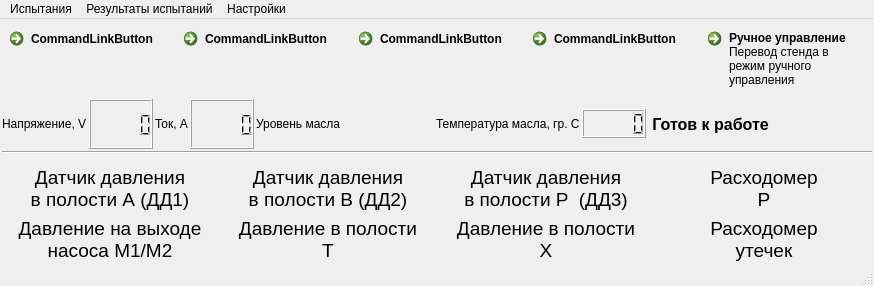
Before: the Qt Designer form mainwindow.ui in firef0xff/SSHGS01, drawn with Qt 5.
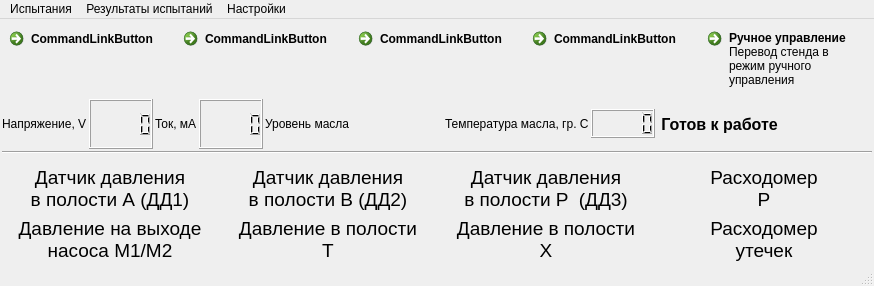
After: the same form once the commit is applied.

```diff
--- a/mainwindow.ui
+++ b/mainwindow.ui
@@ -142,7 +142,7 @@
       <item>
        <widget class="QLabel" name="label_4">
         <property name="text">
-         <string>Ток, А</string>
+         <string>Ток, мА</string>
         </property>
        </widget>
       </item>
```
